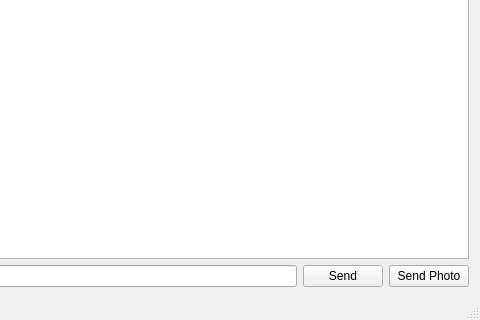
Above: Source/messengerwindow.ui from ARASHz4/Local_Messenger before the change; both pictures show x 202 to 682 and y 196 to 516 of the 682 by 516 pixel window. Below: the same form after it.
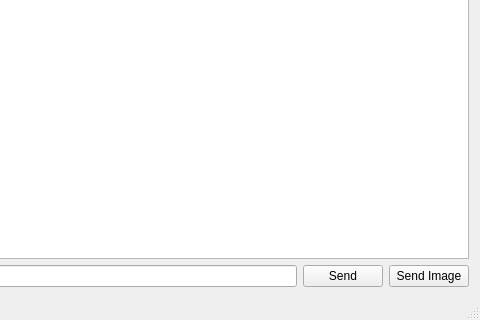
That is the form after the change. Icons and pictures are not drawn.

```diff
--- a/Source/messengerwindow.ui
+++ b/Source/messengerwindow.ui
@@ -50,7 +50,7 @@
       <item>
        <widget class="QPushButton" name="sendPhotoPushButton">
         <property name="text">
-         <string>Send Photo</string>
+         <string>Send Image</string>
         </property>
        </widget>
       </item>
```
Left out of the diff: 20 changed lines with no effect on the pictures.
